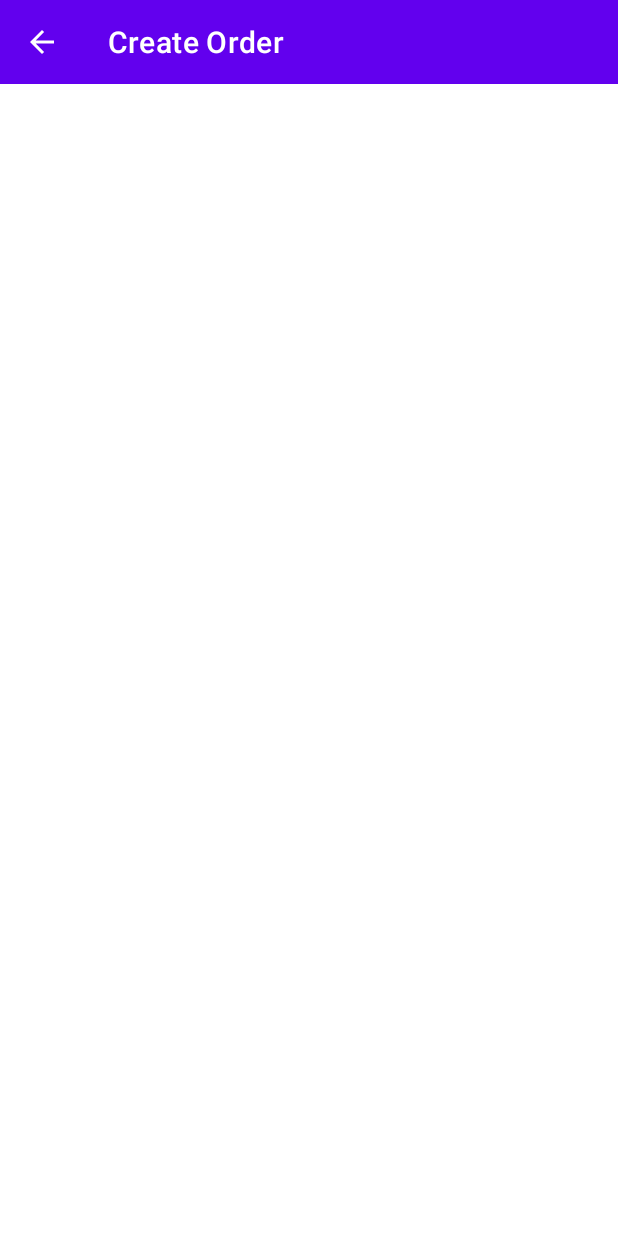
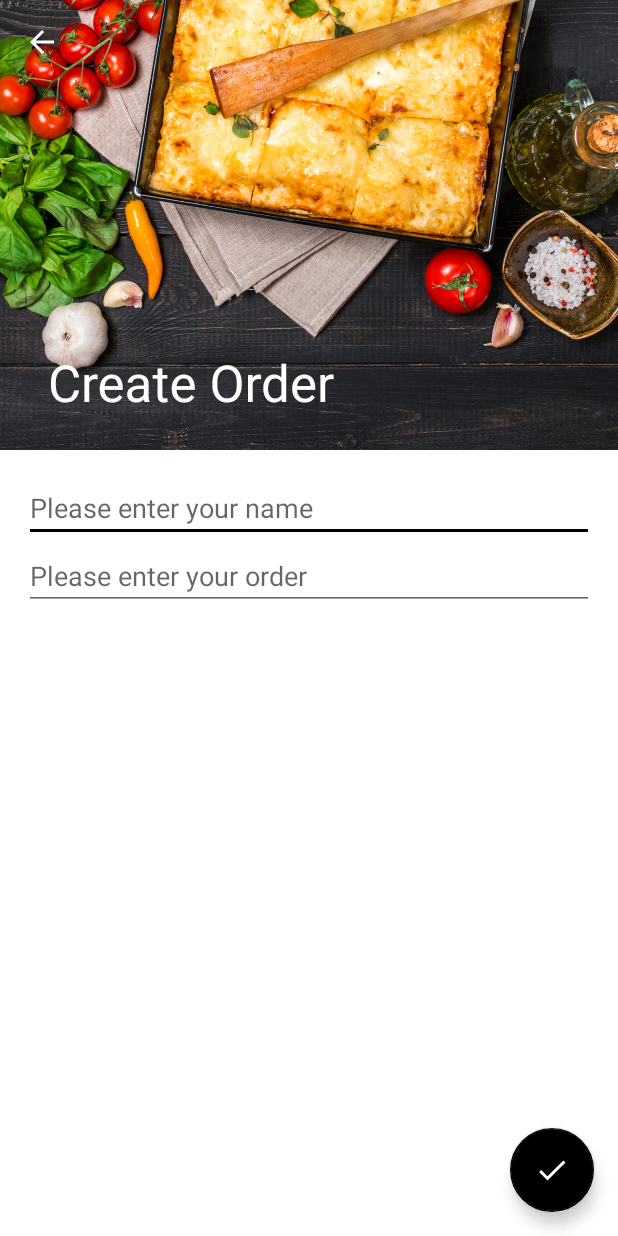
Before and after one commit to DaniilShaposhnikow/Android-Study-Design, an Android app: the OrderActivity screen opened directly, with no data from a screen before it, on a phone screen of 412 x 824 dp. Run offline under Robolectric (Android 15) with nearby library versions, the phone set to English and light mode, and no system bars.

Commit message:
Android-Study-Design
Android-Study-Design

```diff
--- a/app/src/main/java/com/hfad/testo/OrderActivity.java
+++ b/app/src/main/java/com/hfad/testo/OrderActivity.java
@@ -5,16 +5,37 @@ import androidx.appcompat.app.AppCompatActivity;
 import androidx.appcompat.widget.Toolbar;
 
 import android.os.Bundle;
+import android.view.View;
+import android.widget.Toast;
+
+import com.google.android.material.floatingactionbutton.FloatingActionButton;
+import com.google.android.material.snackbar.Snackbar;
 
 public class OrderActivity extends AppCompatActivity {
-
+    private FloatingActionButton fb;
     @Override
     protected void onCreate(Bundle savedInstanceState) {
         super.onCreate(savedInstanceState);
         setContentView(R.layout.activity_order);
         Toolbar toolbar = (Toolbar) findViewById(R.id.toolbar);
+        fb=findViewById(R.id.Fl);
         setSupportActionBar(toolbar);
         ActionBar actionBar = getSupportActionBar();
         actionBar.setDisplayHomeAsUpEnabled(true);
+        fb.setOnClickListener(new View.OnClickListener() {
+            @Override
+            public void onClick(View view) {
+                CharSequence text = "Hello, I'm a Snackbar!";
+                int duration = Snackbar.LENGTH_SHORT;
+                Snackbar snackbar = Snackbar.make(findViewById(R.id.coordinator), text, duration);
+                snackbar.setAction("Undo", new View.OnClickListener() {
+                    @Override
+                    public void onClick(View view) {
+                        Toast.makeText(OrderActivity.this, "Undone!",Toast.LENGTH_SHORT).show();
+                    }
+                });
+                snackbar.show();
+            }
+        });
     }
 }
--- /dev/null
+++ b/app/src/main/res/drawable/add.xml
@@ -0,0 +1,5 @@
+<vector android:height="24dp" android:tint="#FFFFFF"
+    android:viewportHeight="24" android:viewportWidth="24"
+    android:width="24dp" xmlns:android="http://schemas.android.com/apk/res/android">
+    <path android:fillColor="@android:color/white" android:pathData="M9,16.17L4.83,12l-1.42,1.41L9,19 21,7l-1.41,-1.41z"/>
+</vector>
--- /dev/null
+++ b/app/src/main/res/drawable/ic_baseline_check_24.xml
@@ -0,0 +1,5 @@
+<vector android:height="24dp" android:tint="#FFFFFF"
+    android:viewportHeight="24" android:viewportWidth="24"
+    android:width="24dp" xmlns:android="http://schemas.android.com/apk/res/android">
+    <path android:fillColor="@android:color/white" android:pathData="M9,16.17L4.83,12l-1.42,1.41L9,19 21,7l-1.41,-1.41z"/>
+</vector>
--- a/app/src/main/res/layout/activity_main.xml
+++ b/app/src/main/res/layout/activity_main.xml
@@ -12,12 +12,14 @@ tools:context="com.hfad.testo.MainActivity"
         android:layout_height="wrap_content"
         android:theme="@style/ThemeOverlay.AppCompat.Dark.ActionBar">
         <androidx.appcompat.widget.Toolbar
+            android:id="@+id/toolbar"
             android:layout_width="match_parent"
             android:layout_height="?attr/actionBarSize"
             app:layout_scrollFlags="scroll|enterAlways"/>
         <com.google.android.material.tabs.TabLayout
             android:layout_width="match_parent"
             android:layout_height="wrap_content"
+            android:background="@color/cardview_shadow_start_color"
             android:id="@+id/tabs"/>
     </com.google.android.material.appbar.AppBarLayout>
 
--- a/app/src/main/res/layout/activity_order.xml
+++ b/app/src/main/res/layout/activity_order.xml
@@ -1,12 +1,65 @@
 <?xml version="1.0" encoding="utf-8"?>
-<androidx.constraintlayout.widget.ConstraintLayout xmlns:android="http://schemas.android.com/apk/res/android"
+<androidx.coordinatorlayout.widget.CoordinatorLayout
+    xmlns:android="http://schemas.android.com/apk/res/android"
     xmlns:app="http://schemas.android.com/apk/res-auto"
     xmlns:tools="http://schemas.android.com/tools"
     android:layout_width="match_parent"
     android:layout_height="match_parent"
+    android:id="@+id/coordinator"
     tools:context=".OrderActivity">
-   <include
-       layout="@layout/toolbar_main"
-        android:id="@+id/toolbar" />
+   <com.google.android.material.appbar.AppBarLayout
+       android:layout_width="match_parent"
+       android:layout_height="300dp"
+       android:theme="@style/ThemeOverlay.MaterialComponents.Dark.ActionBar">
 
-</androidx.constraintlayout.widget.ConstraintLayout>
+      <com.google.android.material.appbar.CollapsingToolbarLayout
+          android:layout_width="match_parent"
+          android:layout_height="match_parent"
+          app:layout_scrollFlags="scroll|exitUntilCollapsed"
+          app:contentScrim="?attr/colorPrimary">
+
+         <ImageView
+             android:layout_width="match_parent"
+             android:layout_height="match_parent"
+             android:contentDescription="@string/restaurant_image"
+             android:scaleType="centerCrop"
+             android:src="@drawable/restaurant"
+             app:layout_collapseMode="parallax" />
+
+         <androidx.appcompat.widget.Toolbar
+             android:id="@+id/toolbar"
+             android:layout_width="match_parent"
+             android:layout_height="?attr/actionBarSize"
+             app:layout_collapseMode="pin"/>
+      </com.google.android.material.appbar.CollapsingToolbarLayout>
+
+   </com.google.android.material.appbar.AppBarLayout>
+   <androidx.core.widget.NestedScrollView
+       android:layout_width="match_parent"
+       android:layout_height="match_parent"
+       app:layout_behavior="@string/appbar_scrolling_view_behavior">
+      <LinearLayout
+          android:layout_width="match_parent"
+          android:layout_height="wrap_content"
+         android:orientation="vertical"
+         android:padding="16dp">
+         <EditText
+             android:layout_width="match_parent"
+             android:layout_height="wrap_content"
+             android:hint="@string/order_name_hint" />
+         <EditText
+             android:layout_width="match_parent"
+             android:layout_height="wrap_content"
+             android:hint="@string/order_details_hint" />
+      </LinearLayout>
+   </androidx.core.widget.NestedScrollView>
+
+   <com.google.android.material.floatingactionbutton.FloatingActionButton
+       android:layout_width="wrap_content"
+       android:layout_height="wrap_content"
+       android:layout_gravity="end|bottom"
+       android:layout_margin="16dp"
+       android:id="@+id/Fl"
+       android:src="@drawable/add" />
+
+</androidx.coordinatorlayout.widget.CoordinatorLayout>
--- a/app/src/main/res/values/strings.xml
+++ b/app/src/main/res/values/strings.xml
@@ -30,4 +30,7 @@
     <string name="company_name">Bits and Pizzas</string>
     <string name="restaurant_image">Restaurant image</string>
     <string name="home_text">Since we opened our doors in 2017, Bits and Pizzas        has built its reputation as one of America’s best Italian-Digital        restaurants. Some people believe eating out is about being with your        friends and family. We believe that good food is best enjoyed while        staring at your phone.</string>
+
+    <string name="order_name_hint">Please enter your name</string>
+    <string name="order_details_hint">Please enter your order</string>
 </resources>
--- a/app/src/main/res/values/themes.xml
+++ b/app/src/main/res/values/themes.xml
@@ -2,13 +2,13 @@
     <!-- Base application theme. -->
     <style name="Theme.Testo" parent="Theme.MaterialComponents.DayNight.NoActionBar">
         <!-- Primary brand color. -->
-        <item name="colorPrimary">@color/purple_500</item>
-        <item name="colorPrimaryVariant">@color/purple_700</item>
+        <item name="colorPrimary">@color/colorPrimary</item>
+        <item name="colorPrimaryVariant">@color/black</item>
         <item name="colorOnPrimary">@color/white</item>
         <!-- Secondary brand color. -->
-        <item name="colorSecondary">@color/teal_200</item>
+        <item name="colorSecondary">#000000</item>
         <item name="colorSecondaryVariant">@color/teal_700</item>
-        <item name="colorOnSecondary">@color/black</item>
+        <item name="colorOnSecondary">@color/white</item>
         <!-- Status bar color. -->
         <item name="android:statusBarColor" tools:targetApi="l">?attr/colorPrimaryVariant</item>
         <!-- Customize your theme here. -->
```
Also changed, not shown: app/src/main/java/com/hfad/testo/CaptionedImagesAdapter.java (added, +57 -0 lines), app/src/main/java/com/hfad/testo/Pizza.java (added, +22 -0 lines), app/src/main/java/com/hfad/testo/PizzaFragment.java (+24 -5 lines), app/src/main/res/layout/card_captioned_image.xml (added, +50 -0 lines), app/src/main/res/layout/pizza_fragment.xml (added, +7 -0 lines), app/src/main/res/drawable/diavolo.jpg (added), app/src/main/res/drawable/funghi.jpg (added).
